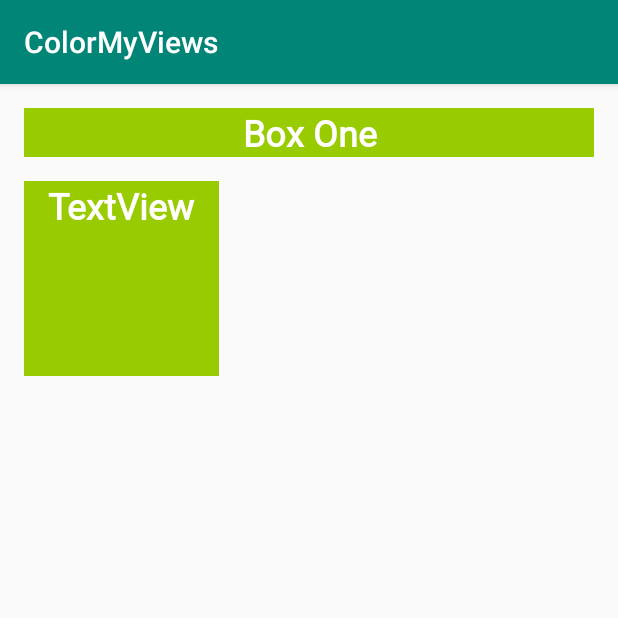
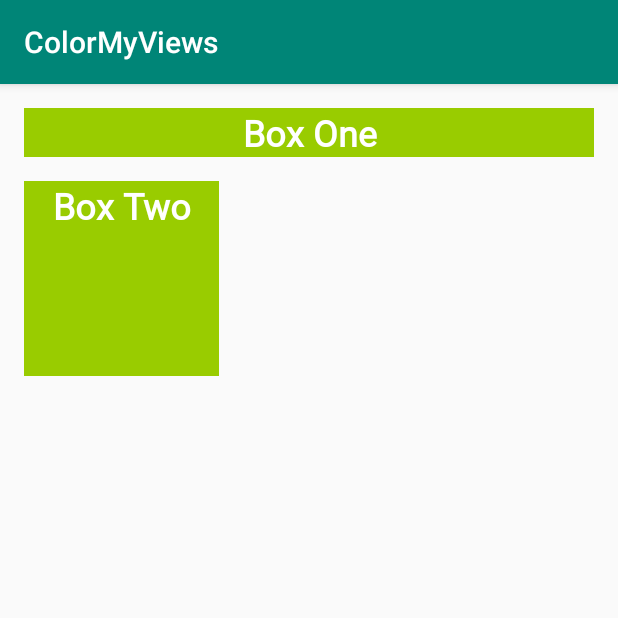
Before and after one commit to killer-killua/ColorMyViews, an Android app: the screen it shows after launch (MainActivity), on a phone screen of 412 x 824 dp, the top half of it. Run offline under Robolectric (Android 15) with nearby library versions, the phone set to English and light mode, and no system bars.

Commit message:
added string resources for later boxes and buttons changed the text of box_teo_text to box two string resource

```diff
--- a/app/src/main/res/layout/activity_main.xml
+++ b/app/src/main/res/layout/activity_main.xml
@@ -26,7 +26,7 @@
         android:layout_height="130dp"
         android:layout_marginStart="16dp"
         android:layout_marginTop="16dp"
-        android:text="TextView"
+        android:text="@string/box_two"
         app:layout_constraintStart_toStartOf="parent"
         app:layout_constraintTop_toBottomOf="@+id/box_one_text" />
 
```
Also changed, not shown: app/src/main/res/values/strings.xml (+7 -0 lines).
